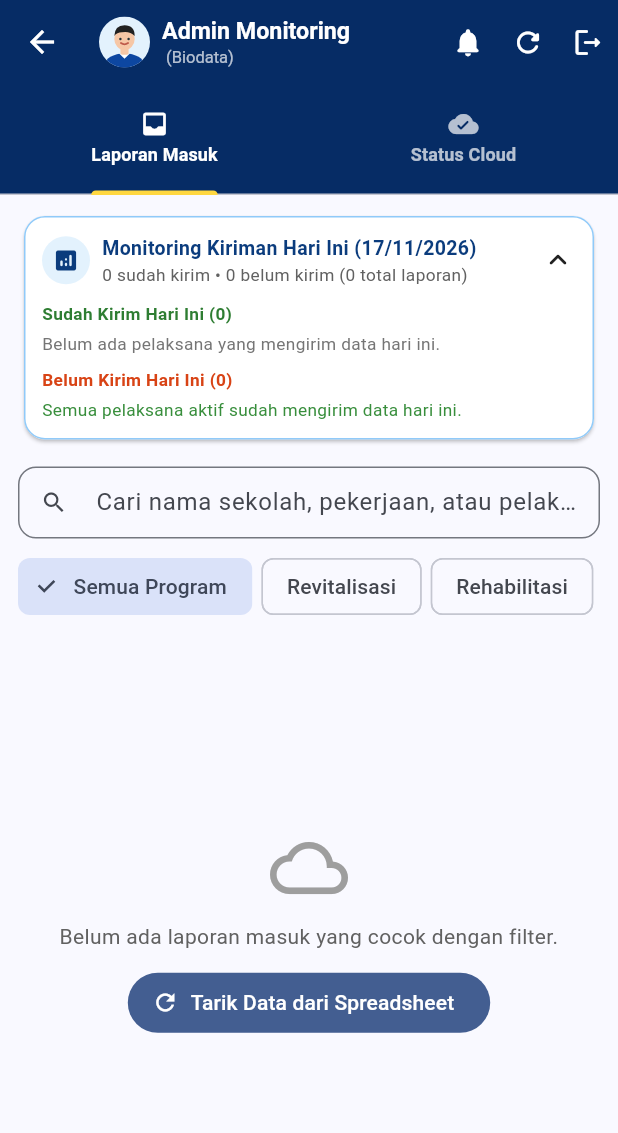
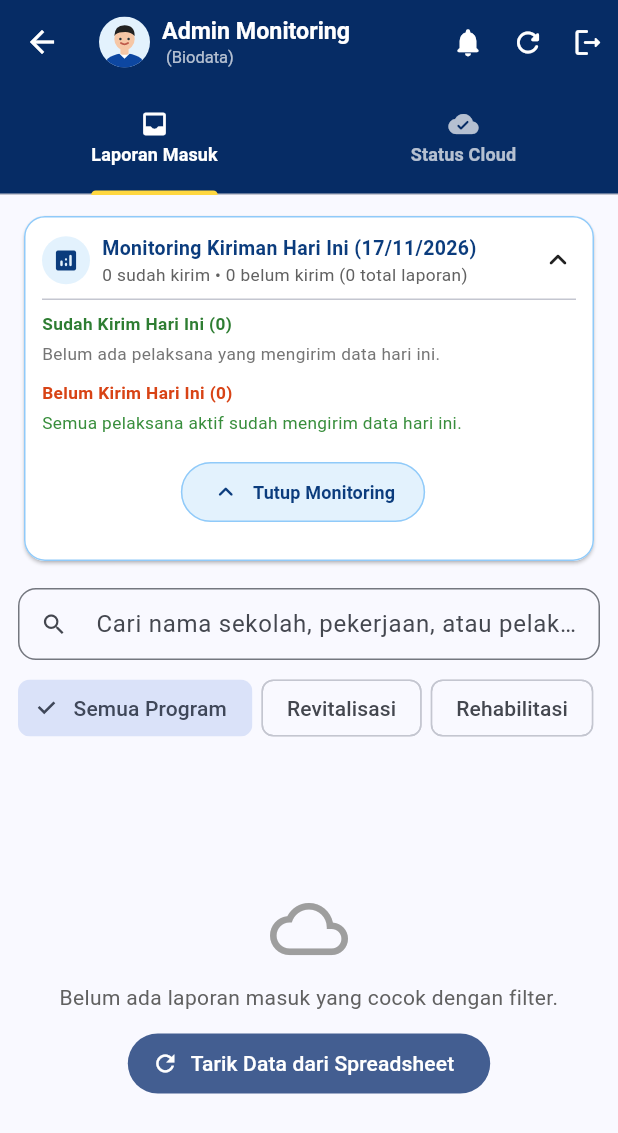
Before and after one commit to ekagamer45-collab/Siteengineer, a Flutter app: the AdminDashboardScreen screen opened directly with empty values, on a phone screen of 412 x 824 dp. Shown: the top 1133 px of the screen. Run offline on Flutter 3.47's test engine with Material 3 defaults, Android fonts, the phone set to English and light mode, and no system bars; our stand-ins replace camera, file_picker, flutter_local_notifications, geocoding, geolocator, image_picker and 2 more; missing offline and left inert: gal; accounts and stored records are empty; network calls fail; statements that could not run were skipped.

Commit message:
fix: make monitoring kiriman card scrollable and add close button at bottom

```diff
--- a/lib/admin_dashboard_screen.dart
+++ b/lib/admin_dashboard_screen.dart
@@ -45,6 +45,7 @@ class _AdminDashboardScreenState extends State<AdminDashboardScreen>
   bool _busy = false;
   String _busyMsg = '';
   bool _showMonitoringCard = true;
+  final ScrollController _monitoringScrollCtrl = ScrollController();
   final Map<String, DateTime> _seenTimestamps = {};
   final Set<String> _unreadSubmissionIds = {};
   Timer? _pollTimer;
@@ -91,6 +92,7 @@ class _AdminDashboardScreenState extends State<AdminDashboardScreen>
     _urlCtrl.dispose();
     _fbUrlCtrl.dispose();
     _fbAuthCtrl.dispose();
+    _monitoringScrollCtrl.dispose();
     super.dispose();
   }
 
@@ -1370,7 +1372,23 @@ class _AdminDashboardScreenState extends State<AdminDashboardScreen>
                 ),
               ],
               if (_showMonitoringCard) ...[
-                const SizedBox(height: 10),
+                const SizedBox(height: 8),
+                const Divider(height: 1, thickness: 1),
+                const SizedBox(height: 8),
+                ConstrainedBox(
+                  constraints: BoxConstraints(
+                    maxHeight: (MediaQuery.of(context).size.height * 0.42).clamp(180.0, 360.0),
+                  ),
+                  child: Scrollbar(
+                    controller: _monitoringScrollCtrl,
+                    thumbVisibility: true,
+                    child: SingleChildScrollView(
+                      controller: _monitoringScrollCtrl,
+                      physics: const AlwaysScrollableScrollPhysics(),
+                      padding: const EdgeInsets.only(right: 8, bottom: 4),
+                      child: Column(
+                        crossAxisAlignment: CrossAxisAlignment.start,
+                        children: [
                           Text(
                             'Sudah Kirim Hari Ini (${sentUsers.length})',
                             style: TextStyle(
@@ -1413,7 +1431,7 @@ class _AdminDashboardScreenState extends State<AdminDashboardScreen>
                                   ),
                               ],
                             ),
-                const SizedBox(height: 8),
+                          const SizedBox(height: 10),
                           Text(
                             'Belum Kirim Hari Ini (${missingUsers.length})',
                             style: TextStyle(
@@ -1459,6 +1477,32 @@ class _AdminDashboardScreenState extends State<AdminDashboardScreen>
                                     ),
                                   ),
                               ],
+                            ),
+                          const SizedBox(height: 14),
+                          Center(
+                            child: FilledButton.tonalIcon(
+                              style: FilledButton.styleFrom(
+                                backgroundColor: Colors.blue.shade50,
+                                foregroundColor: const Color(0xFF0B3C7D),
+                                padding: const EdgeInsets.symmetric(horizontal: 20, vertical: 8),
+                                shape: RoundedRectangleBorder(
+                                  borderRadius: BorderRadius.circular(20),
+                                  side: BorderSide(color: Colors.blue.shade200),
+                                ),
+                              ),
+                              icon: const Icon(Icons.keyboard_arrow_up_rounded, size: 20),
+                              label: const Text(
+                                'Tutup Monitoring',
+                                style: TextStyle(fontWeight: FontWeight.bold, fontSize: 12),
+                              ),
+                              onPressed: () => setState(() => _showMonitoringCard = false),
+                            ),
+                          ),
+                          const SizedBox(height: 6),
+                        ],
+                      ),
+                    ),
+                  ),
                 ),
               ],
             ],
```
Lines whose indentation alone changed are shown as unchanged.
